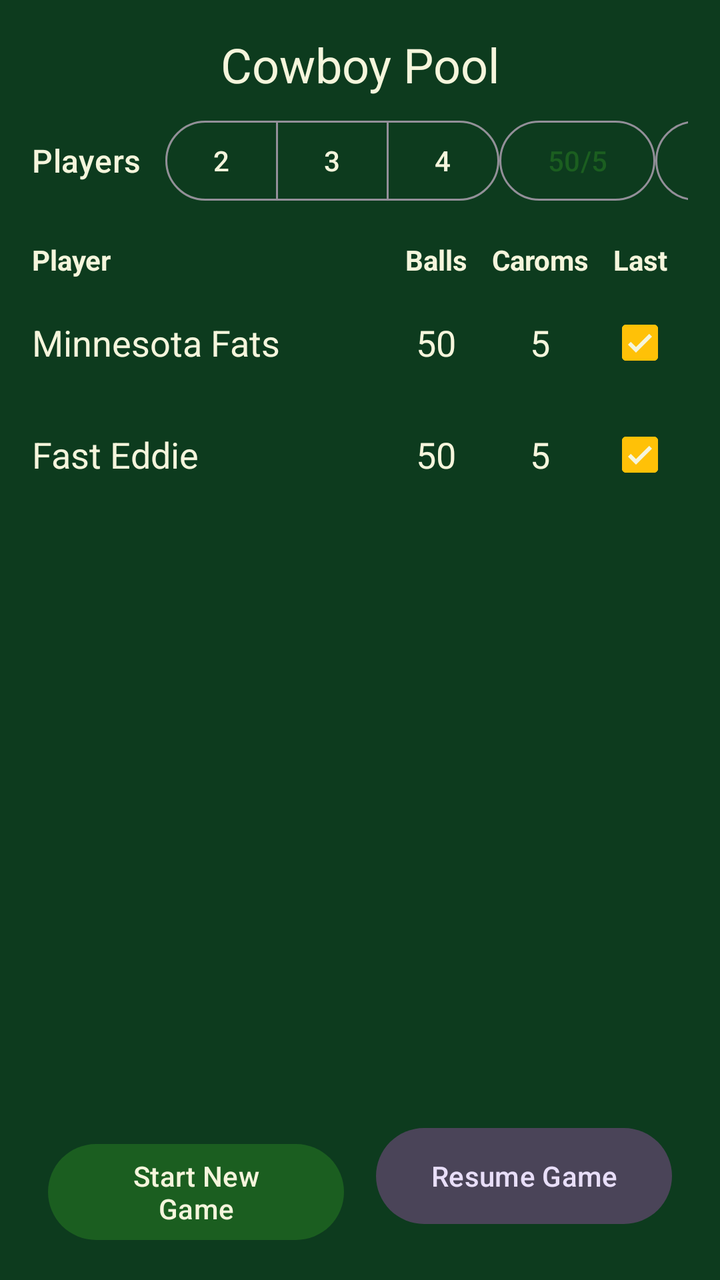
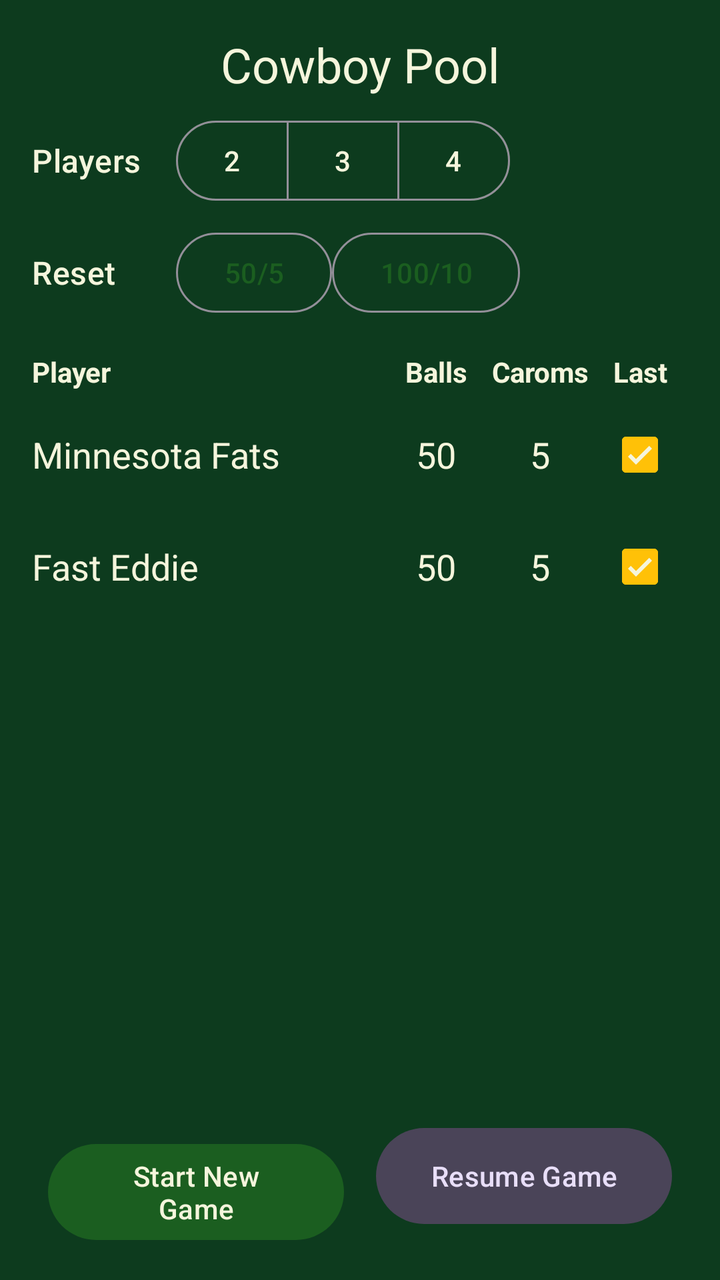

The first picture is an Android layout as it rendered before a commit; the second is the same layout after the commit. The layout source and the unified diff follow.
<!-- AndroidManifest.xml: application theme Theme.PoolScorekeeper -->
<!-- res/layout/activity_cowboy_pool_start.xml -->
<?xml version="1.0" encoding="utf-8"?>
<LinearLayout xmlns:android="http://schemas.android.com/apk/res/android"
    xmlns:app="http://schemas.android.com/apk/res-auto"
    android:layout_width="match_parent"
    android:layout_height="match_parent"
    android:background="@color/felt_dark"
    android:orientation="vertical"
    android:padding="16dp">

    <TextView
        android:layout_width="match_parent"
        android:layout_height="wrap_content"
        android:gravity="center"
        android:text="@string/title_activity_cowboy_pool_start"
        android:textAppearance="@style/TextAppearance.Material3.HeadlineSmall"
        android:textColor="@color/ivory" />

    <LinearLayout
        android:layout_width="match_parent"
        android:layout_height="wrap_content"
        android:layout_marginTop="8dp"
        android:gravity="center_vertical"
        android:orientation="horizontal">

        <TextView
            android:layout_width="wrap_content"
            android:layout_height="wrap_content"
            android:paddingEnd="12dp"
            android:text="@string/cowboy_players"
            android:textAppearance="@style/TextAppearance.Material3.TitleMedium"
            android:textColor="@color/ivory" />

        <com.google.android.material.button.MaterialButtonToggleGroup
            android:id="@+id/playerCountGroup"
            android:layout_width="wrap_content"
            android:layout_height="wrap_content"
            app:selectionRequired="true"
            app:singleSelection="true">

            <com.google.android.material.button.MaterialButton
                android:id="@+id/players2"
                style="@style/Widget.Material3.Button.OutlinedButton"
                android:layout_width="wrap_content"
                android:layout_height="wrap_content"
                android:minWidth="48dp"
                android:text="2" />

            <com.google.android.material.button.MaterialButton
                android:id="@+id/players3"
                style="@style/Widget.Material3.Button.OutlinedButton"
                android:layout_width="wrap_content"
                android:layout_height="wrap_content"
                android:minWidth="48dp"
                android:text="3" />

            <com.google.android.material.button.MaterialButton
                android:id="@+id/players4"
                style="@style/Widget.Material3.Button.OutlinedButton"
                android:layout_width="wrap_content"
                android:layout_height="wrap_content"
                android:minWidth="48dp"
                android:text="4" />
        </com.google.android.material.button.MaterialButtonToggleGroup>

        <View
            android:layout_width="0dp"
            android:layout_height="0dp"
            android:layout_weight="1" />

        <com.google.android.material.button.MaterialButton
            android:id="@+id/resetFiftyButton"
            style="@style/Widget.Material3.Button.OutlinedButton"
            android:layout_width="wrap_content"
            android:layout_height="wrap_content"
            android:minWidth="0dp"
            android:onClick="resetFifty"
            android:text="@string/cowboy_reset_50" />

        <com.google.android.material.button.MaterialButton
            android:id="@+id/resetHundredButton"
            style="@style/Widget.Material3.Button.OutlinedButton"
            android:layout_width="wrap_content"
            android:layout_height="wrap_content"
            android:minWidth="0dp"
            android:onClick="resetHundred"
            android:text="@string/cowboy_reset_100" />
    </LinearLayout>

    <TableLayout
        android:layout_width="match_parent"
        android:layout_height="wrap_content"
        android:layout_marginTop="12dp"
        android:shrinkColumns="0"
        android:stretchColumns="0">

        <TableRow
            android:paddingBottom="4dp"
            android:paddingTop="4dp">

            <TextView
                android:layout_gravity="center_vertical"
                android:paddingEnd="8dp"
                android:text="@string/cowboy_player_column"
                android:textColor="@color/ivory"
                android:textStyle="bold" />

            <TextView
                android:gravity="center"
                android:minWidth="52dp"
                android:text="@string/cowboy_balls"
                android:textColor="@color/ivory"
                android:textStyle="bold" />

            <TextView
                android:gravity="center"
                android:minWidth="52dp"
                android:text="@string/cowboy_caroms_count"
                android:textColor="@color/ivory"
                android:textStyle="bold" />

            <TextView
                android:gravity="center"
                android:minWidth="48dp"
                android:text="@string/cowboy_last_shot_short"
                android:textColor="@color/ivory"
                android:textStyle="bold" />
        </TableRow>

        <TableRow
            android:id="@+id/player1Row"
            android:gravity="center_vertical"
            android:paddingBottom="4dp"
            android:paddingTop="4dp">

            <EditText
                android:id="@+id/player1Name"
                android:layout_width="0dp"
                android:layout_height="wrap_content"
                android:layout_gravity="center_vertical"
                android:background="@android:color/transparent"
                android:hint="@string/player1"
                android:inputType="textCapWords"
                android:maxLines="1"
                android:paddingEnd="8dp"
                android:selectAllOnFocus="true"
                android:text="@string/default_player1Name"
                android:textColor="@color/ivory"
                android:textColorHint="@color/ivory" />

            <EditText
                android:id="@+id/player1Balls"
                android:layout_width="wrap_content"
                android:layout_height="wrap_content"
                android:layout_gravity="center"
                android:background="@android:color/transparent"
                android:gravity="center"
                android:inputType="number"
                android:maxLength="3"
                android:minWidth="52dp"
                android:selectAllOnFocus="true"
                android:text="@string/cowboy_default_points_to_win"
                android:textColor="@color/ivory" />

            <EditText
                android:id="@+id/player1Caroms"
                android:layout_width="wrap_content"
                android:layout_height="wrap_content"
                android:layout_gravity="center"
                android:background="@android:color/transparent"
                android:gravity="center"
                android:inputType="number"
                android:maxLength="3"
                android:minWidth="52dp"
                android:selectAllOnFocus="true"
                android:text="@string/cowboy_default_caroms"
                android:textColor="@color/ivory" />

            <com.google.android.material.checkbox.MaterialCheckBox
                android:id="@+id/player1LastShot"
                android:layout_width="wrap_content"
                android:layout_height="wrap_content"
                android:layout_gravity="center"
                android:checked="true"
                android:contentDescription="@string/cowboy_last_shot"
                android:minWidth="48dp"
                app:buttonTint="@color/active_player" />
        </TableRow>

        <TableRow
            android:id="@+id/player2Row"
            android:gravity="center_vertical"
            android:paddingBottom="4dp"
            android:paddingTop="4dp">

            <EditText
                android:id="@+id/player2Name"
                android:layout_width="0dp"
                android:layout_height="wrap_content"
                android:layout_gravity="center_vertical"
                android:background="@android:color/transparent"
                android:hint="@string/player2"
                android:inputType="textCapWords"
                android:maxLines="1"
                android:paddingEnd="8dp"
                android:selectAllOnFocus="true"
                android:text="@string/default_player2Name"
                android:textColor="@color/ivory"
                android:textColorHint="@color/ivory" />

            <EditText
                android:id="@+id/player2Balls"
                android:layout_width="wrap_content"
                android:layout_height="wrap_content"
                android:layout_gravity="center"
                android:background="@android:color/transparent"
                android:gravity="center"
                android:inputType="number"
                android:maxLength="3"
                android:minWidth="52dp"
                android:selectAllOnFocus="true"
                android:text="@string/cowboy_default_points_to_win"
                android:textColor="@color/ivory" />

            <EditText
                android:id="@+id/player2Caroms"
                android:layout_width="wrap_content"
                android:layout_height="wrap_content"
                android:layout_gravity="center"
                android:background="@android:color/transparent"
                android:gravity="center"
                android:inputType="number"
                android:maxLength="3"
                android:minWidth="52dp"
                android:selectAllOnFocus="true"
                android:text="@string/cowboy_default_caroms"
                android:textColor="@color/ivory" />

            <com.google.android.material.checkbox.MaterialCheckBox
                android:id="@+id/player2LastShot"
                android:layout_width="wrap_content"
                android:layout_height="wrap_content"
                android:layout_gravity="center"
                android:checked="true"
                android:contentDescription="@string/cowboy_last_shot"
                android:minWidth="48dp"
                app:buttonTint="@color/active_player" />
        </TableRow>

        <TableRow
            android:id="@+id/player3Row"
            android:gravity="center_vertical"
            android:paddingBottom="4dp"
            android:paddingTop="4dp"
            android:visibility="gone">

            <EditText
                android:id="@+id/player3Name"
                android:layout_width="0dp"
                android:layout_height="wrap_content"
                android:layout_gravity="center_vertical"
                android:background="@android:color/transparent"
                android:hint="@string/player3"
                android:inputType="textCapWords"
                android:maxLines="1"
                android:paddingEnd="8dp"
                android:selectAllOnFocus="true"
                android:text="@string/default_player3Name"
                android:textColor="@color/ivory"
                android:textColorHint="@color/ivory" />

            <EditText
                android:id="@+id/player3Balls"
                android:layout_width="wrap_content"
                android:layout_height="wrap_content"
                android:layout_gravity="center"
                android:background="@android:color/transparent"
                android:gravity="center"
                android:inputType="number"
                android:maxLength="3"
                android:minWidth="52dp"
                android:selectAllOnFocus="true"
                android:text="@string/cowboy_default_points_to_win"
                android:textColor="@color/ivory" />

            <EditText
                android:id="@+id/player3Caroms"
                android:layout_width="wrap_content"
                android:layout_height="wrap_content"
                android:layout_gravity="center"
                android:background="@android:color/transparent"
                android:gravity="center"
                android:inputType="number"
                android:maxLength="3"
                android:minWidth="52dp"
                android:selectAllOnFocus="true"
                android:text="@string/cowboy_default_caroms"
                android:textColor="@color/ivory" />

            <com.google.android.material.checkbox.MaterialCheckBox
                android:id="@+id/player3LastShot"
                android:layout_width="wrap_content"
                android:layout_height="wrap_content"
                android:layout_gravity="center"
                android:checked="true"
                android:contentDescription="@string/cowboy_last_shot"
                android:minWidth="48dp"
                app:buttonTint="@color/active_player" />
        </TableRow>

        <TableRow
            android:id="@+id/player4Row"
            android:gravity="center_vertical"
            android:paddingBottom="4dp"
            android:paddingTop="4dp"
            android:visibility="gone">

            <EditText
                android:id="@+id/player4Name"
                android:layout_width="0dp"
                android:layout_height="wrap_content"
                android:layout_gravity="center_vertical"
                android:background="@android:color/transparent"
                android:hint="@string/player4"
                android:inputType="textCapWords"
                android:maxLines="1"
                android:paddingEnd="8dp"
                android:selectAllOnFocus="true"
                android:text="@string/default_player4Name"
                android:textColor="@color/ivory"
                android:textColorHint="@color/ivory" />

            <EditText
                android:id="@+id/player4Balls"
                android:layout_width="wrap_content"
                android:layout_height="wrap_content"
                android:layout_gravity="center"
                android:background="@android:color/transparent"
                android:gravity="center"
                android:inputType="number"
                android:maxLength="3"
                android:minWidth="52dp"
                android:selectAllOnFocus="true"
                android:text="@string/cowboy_default_points_to_win"
                android:textColor="@color/ivory" />

            <EditText
                android:id="@+id/player4Caroms"
                android:layout_width="wrap_content"
                android:layout_height="wrap_content"
                android:layout_gravity="center"
                android:background="@android:color/transparent"
                android:gravity="center"
                android:inputType="number"
                android:maxLength="3"
                android:minWidth="52dp"
                android:selectAllOnFocus="true"
                android:text="@string/cowboy_default_caroms"
                android:textColor="@color/ivory" />

            <com.google.android.material.checkbox.MaterialCheckBox
                android:id="@+id/player4LastShot"
                android:layout_width="wrap_content"
                android:layout_height="wrap_content"
                android:layout_gravity="center"
                android:checked="true"
                android:contentDescription="@string/cowboy_last_shot"
                android:minWidth="48dp"
                app:buttonTint="@color/active_player" />
        </TableRow>
    </TableLayout>

    <View
        android:layout_width="match_parent"
        android:layout_height="0dp"
        android:layout_weight="1" />

    <LinearLayout
        android:layout_width="match_parent"
        android:layout_height="wrap_content"
        android:orientation="horizontal">

        <com.google.android.material.button.MaterialButton
            android:id="@+id/playCowboyButton"
            android:layout_width="0dp"
            android:layout_height="wrap_content"
            android:layout_margin="8dp"
            android:layout_weight="1"
            android:minHeight="56dp"
            android:onClick="startCowboy"
            android:text="@string/play_new_game" />

        <com.google.android.material.button.MaterialButton
            android:id="@+id/resumeCowboyButton"
            style="@style/Widget.Material3.Button.TonalButton"
            android:layout_width="0dp"
            android:layout_height="wrap_content"
            android:layout_margin="8dp"
            android:layout_weight="1"
            android:minHeight="56dp"
            android:onClick="resumeCowboy"
            android:text="@string/resume_game" />
    </LinearLayout>
</LinearLayout>
<!-- resources referenced by this layout -->
<resources>
  <color name="active_player">#FFC107</color>
  <color name="felt_dark">#0D3B1E</color>
  <color name="ivory">#F5F5DC</color>
  <string name="cowboy_balls">Balls</string>
  <string name="cowboy_caroms_count">Caroms</string>
  <string name="cowboy_default_caroms">5</string>
  <string name="cowboy_default_points_to_win">50</string>
  <string name="cowboy_last_shot">Cue ball last shot</string>
  <string name="cowboy_last_shot_short">Last</string>
  <string name="cowboy_player_column">Player</string>
  <string name="cowboy_players">Players</string>
  <string name="cowboy_reset_100">100/10</string>
  <string name="cowboy_reset_50">50/5</string>
  <string name="default_player1Name">Minnesota Fats</string>
  <string name="default_player2Name">Fast Eddie</string>
  <string name="default_player3Name">Player 3</string>
  <string name="default_player4Name">Player 4</string>
  <string name="play_new_game">Start New Game</string>
  <string name="player1">Player 1</string>
  <string name="player2">Player 2</string>
  <string name="player3">Player 3</string>
  <string name="player4">Player 4</string>
  <string name="resume_game">Resume Game</string>
  <string name="title_activity_cowboy_pool_start">Cowboy Pool</string>
  <style name="Theme.PoolScorekeeper" parent="Theme.Material3.Dark.NoActionBar">
          <item name="colorPrimary">@color/felt_green</item>
          <item name="colorOnPrimary">@color/ivory</item>
          <item name="colorSecondary">@color/active_player</item>
          <item name="colorOnSecondary">@color/felt_dark</item>
          <item name="android:statusBarColor">@android:color/transparent</item>
          <item name="android:navigationBarColor">@android:color/transparent</item>
          <item name="android:windowBackground">@color/felt_dark</item>
          <item name="android:windowFullscreen">true</item>
          <item name="colorSurface">@color/felt_green</item>
          <item name="colorOnSurface">@color/ivory</item>
          <item name="android:textColor">@color/ivory</item>
      </style>
  <color name="felt_green">#1B5E20</color>
</resources>

<!-- the commit's change to res/layout/activity_cowboy_pool_start.xml (unified diff, before → after) -->
@@ -23,7 +23,7 @@
         android:orientation="horizontal">
 
         <TextView
-            android:layout_width="wrap_content"
+            android:layout_width="72dp"
             android:layout_height="wrap_content"
             android:paddingEnd="12dp"
             android:text="@string/cowboy_players"
@@ -61,18 +61,29 @@
                 android:minWidth="48dp"
                 android:text="4" />
         </com.google.android.material.button.MaterialButtonToggleGroup>
-
-        <View
-            android:layout_width="0dp"
-            android:layout_height="0dp"
-            android:layout_weight="1" />
+    </LinearLayout>
+
+    <LinearLayout
+        android:layout_width="match_parent"
+        android:layout_height="wrap_content"
+        android:layout_marginTop="8dp"
+        android:gravity="center_vertical"
+        android:orientation="horizontal">
+
+        <TextView
+            android:layout_width="72dp"
+            android:layout_height="wrap_content"
+            android:paddingEnd="12dp"
+            android:text="@string/cowboy_reset"
+            android:textAppearance="@style/TextAppearance.Material3.TitleMedium"
+            android:textColor="@color/ivory" />
 
         <com.google.android.material.button.MaterialButton
             android:id="@+id/resetFiftyButton"
             style="@style/Widget.Material3.Button.OutlinedButton"
             android:layout_width="wrap_content"
             android:layout_height="wrap_content"
-            android:minWidth="0dp"
+            android:minWidth="48dp"
             android:onClick="resetFifty"
             android:text="@string/cowboy_reset_50" />
 
@@ -81,7 +92,7 @@
             style="@style/Widget.Material3.Button.OutlinedButton"
             android:layout_width="wrap_content"
             android:layout_height="wrap_content"
-            android:minWidth="0dp"
+            android:minWidth="48dp"
             android:onClick="resetHundred"
             android:text="@string/cowboy_reset_100" />
     </LinearLayout>
<!-- resource entries referenced after the edit -->
@@ -11,6 +11,7 @@
   <string name="cowboy_last_shot_short">Last</string>
   <string name="cowboy_player_column">Player</string>
   <string name="cowboy_players">Players</string>
+  <string name="cowboy_reset">Reset</string>
   <string name="cowboy_reset_100">100/10</string>
   <string name="cowboy_reset_50">50/5</string>
   <string name="default_player1Name">Minnesota Fats</string>
